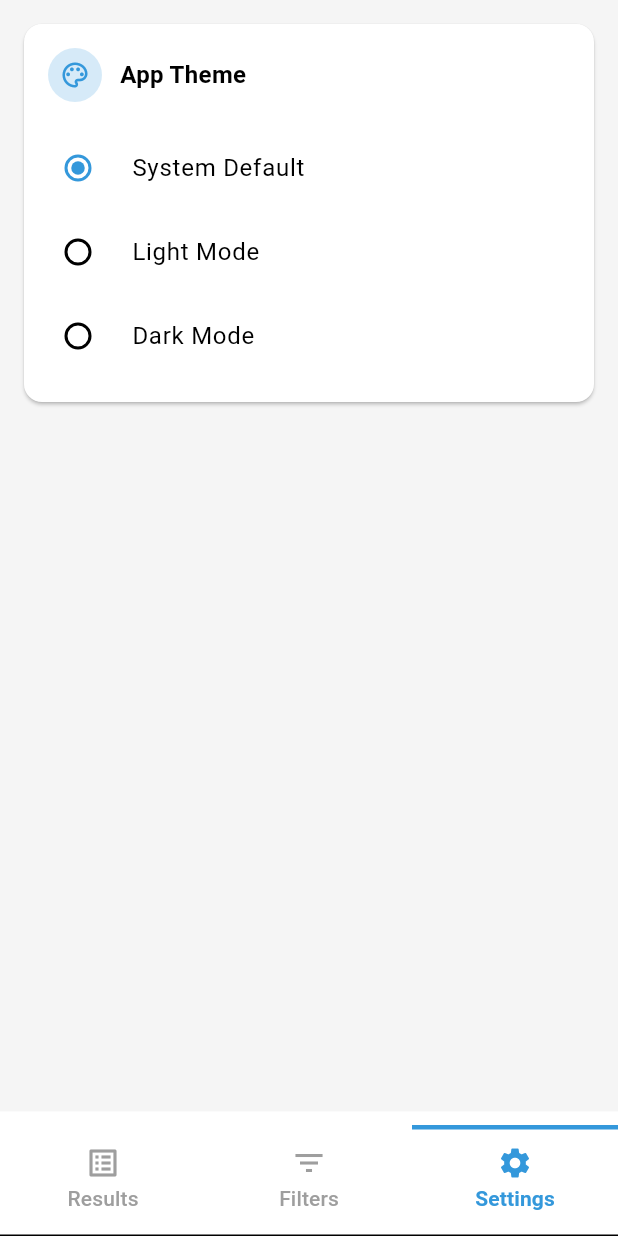
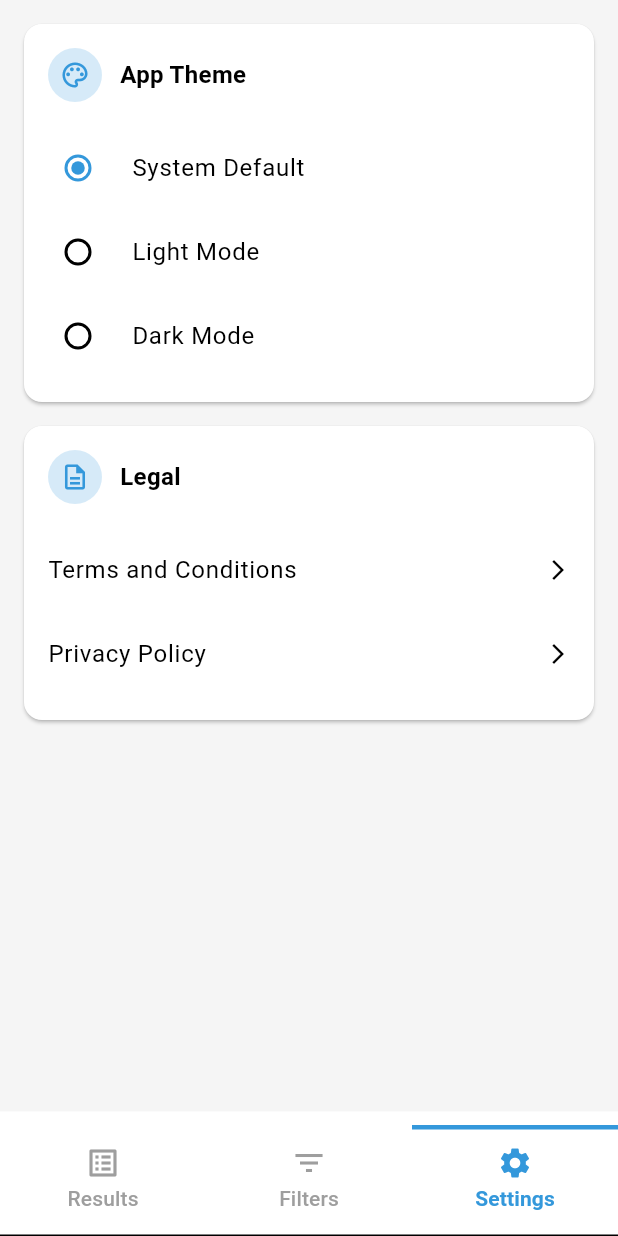
Before and after one commit to arunachalam-b/automated-sms-forwarder, a Flutter app: the screen it shows after launch, item 3 of the bottom bar chosen, on a phone screen of 412 x 824 dp. Run offline on Flutter 3.47's test engine with Material 3 defaults, Android fonts, the phone set to English and light mode, and no system bars; our stand-ins replace flutter_contacts, flutter_local_notifications, permission_handler, shared_preferences, sqflite, webview_flutter; missing offline and left inert: another_telephony, flutter_background_service, flutter_background_service_android; accounts and stored records are empty.

Commit message:
[Arunachalam] Add privacy policy and terms in Settings tab

```diff
--- a/lib/tabs/settings_tab.dart
+++ b/lib/tabs/settings_tab.dart
@@ -1,5 +1,6 @@
 import 'package:flutter/material.dart';
 import 'package:shared_preferences/shared_preferences.dart';
+import '../screens/webview_screen.dart';
 
 class SettingsTab extends StatefulWidget {
   final void Function(ThemeMode) onThemeChanged;
@@ -110,6 +111,74 @@ class _SettingsTabState extends State<SettingsTab> {
                 ),
               ),
             ),
+            Card(
+              margin: const EdgeInsets.only(bottom: 16),
+              child: Padding(
+                padding: const EdgeInsets.all(16),
+                child: Column(
+                  crossAxisAlignment: CrossAxisAlignment.start,
+                  children: [
+                    Row(
+                      children: [
+                        Container(
+                          padding: const EdgeInsets.all(8),
+                          decoration: BoxDecoration(
+                            shape: BoxShape.circle,
+                            color: Theme.of(context).colorScheme.primary.withOpacity(0.2),
+                          ),
+                          child: Icon(
+                            Icons.description_outlined,
+                            color: Theme.of(context).colorScheme.primary,
+                            size: 20,
+                          ),
+                        ),
+                        const SizedBox(width: 12),
+                        const Text(
+                          'Legal',
+                          style: TextStyle(
+                            fontSize: 16,
+                            fontWeight: FontWeight.w600,
+                          ),
+                        ),
+                      ],
+                    ),
+                    const SizedBox(height: 16),
+                    ListTile(
+                      contentPadding: EdgeInsets.zero,
+                      title: const Text('Terms and Conditions'),
+                      trailing: const Icon(Icons.arrow_forward_ios, size: 16),
+                      onTap: () {
+                        Navigator.push(
+                          context,
+                          MaterialPageRoute(
+                            builder: (context) => const WebViewScreen(
+                              url: 'https://forward-sms.vercel.app/terms-and-conditions',
+                              title: 'Terms and Conditions',
+                            ),
+                          ),
+                        );
+                      },
+                    ),
+                    ListTile(
+                      contentPadding: EdgeInsets.zero,
+                      title: const Text('Privacy Policy'),
+                      trailing: const Icon(Icons.arrow_forward_ios, size: 16),
+                      onTap: () {
+                        Navigator.push(
+                          context,
+                          MaterialPageRoute(
+                            builder: (context) => const WebViewScreen(
+                              url: 'https://forward-sms.vercel.app/privacy-policy',
+                              title: 'Privacy Policy',
+                            ),
+                          ),
+                        );
+                      },
+                    ),
+                  ],
+                ),
+              ),
+            ),
           ],
         ),
       ),
--- a/pubspec.yaml
+++ b/pubspec.yaml
@@ -45,6 +45,7 @@ dependencies:
   flutter_background_service_android: ^6.3.0
   flutter_local_notifications: ^19.1.0
   shared_preferences: ^2.2.2
+  webview_flutter: ^4.7.0
 
 dev_dependencies:
   flutter_test:
```
Also changed, not shown: lib/screens/webview_screen.dart (added, +69 -0 lines), pubspec.lock, 1 other file.
